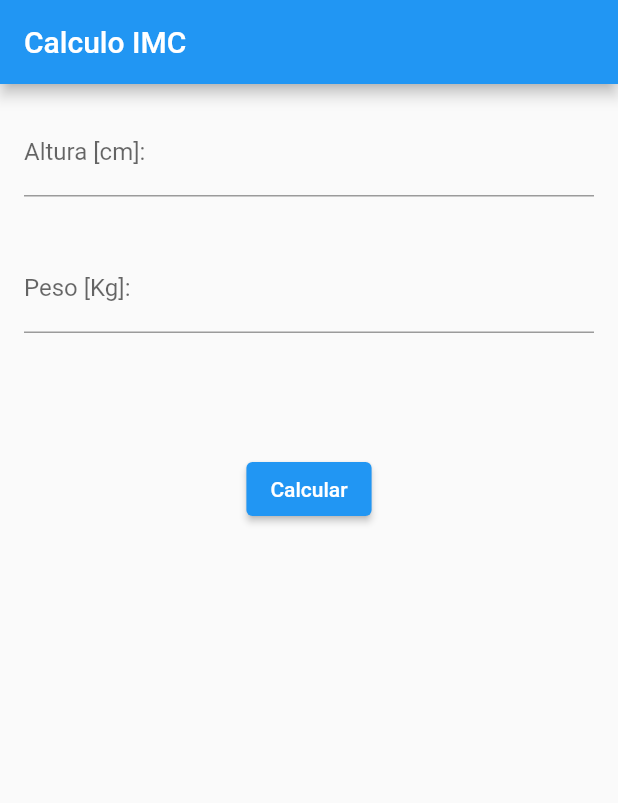
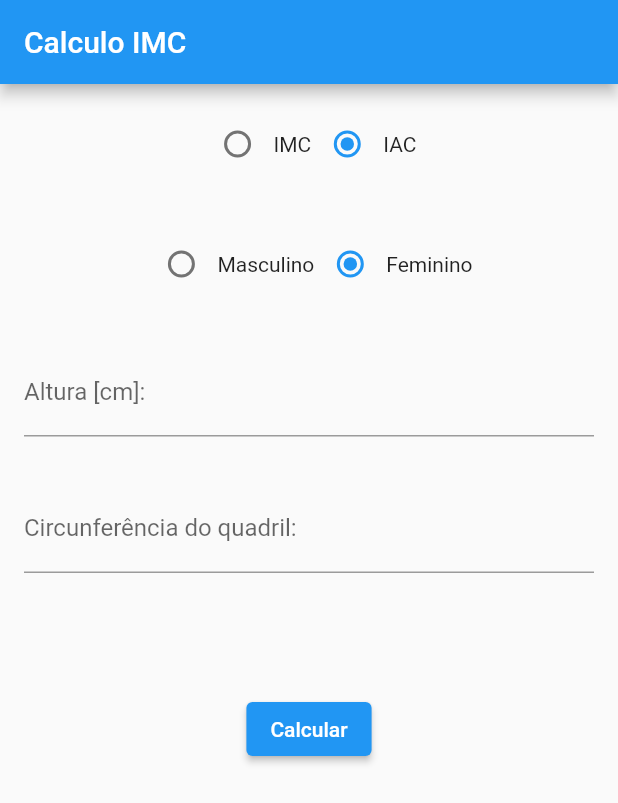
Before and after one commit to carloseduardo9959/AppIMC, a Flutter app: the screen it shows after launch, on a phone screen of 412 x 824 dp. Shown: the top 803 px of the screen. Run offline on Flutter 3.47's test engine with Material 2 defaults, Android fonts, the phone set to English and light mode, and no system bars.

Commit message:
IMC + IAC

```diff
--- a/lib/widgets/calculoIMC_widget.dart
+++ b/lib/widgets/calculoIMC_widget.dart
@@ -12,7 +12,26 @@ class _CalculoImcWidgetState extends State<CalculoImcWidget> {
 
   TextEditingController alturacontroller = TextEditingController();
   TextEditingController pesocontroller = TextEditingController();
+  TextEditingController circunferenciacontroller = TextEditingController();
   String _resultadoIMC;
+  String _resultadoIAC;
+
+  int _radioBtnValue = 1;
+  int _radioTypeValue = 1;
+
+  void _handleRadioBtnValChange(int value) {
+    setState(() {
+      _resultadoIAC = _resultadoIMC = null;
+      _radioBtnValue = value;
+    });
+  }
+
+  void _handleRadioTypeValChange(int value) {
+    setState(() {
+      _resultadoIAC = _resultadoIMC = null;
+      _radioTypeValue = value;
+    });
+  }
 
   void _calcularIMC() {
     double altura = double.parse(alturacontroller.text) / 100.0;
@@ -20,25 +39,83 @@ class _CalculoImcWidgetState extends State<CalculoImcWidget> {
     double imc = peso / pow(altura, 2);
 
     setState(() {
+      _resultadoIAC = null;
       _resultadoIMC = imc.toStringAsFixed(2) + "\n\n" + getClassificacao(imc);
     });
   }
 
+  void _calcularIAC() {
+    double altura = double.parse(alturacontroller.text) / 100;
+    double circunferencia = double.parse(circunferenciacontroller.text);
+    double iac = circunferencia / altura * sqrt(altura);
+
+    setState(() {
+      _resultadoIMC = null;
+      _resultadoIAC =
+          iac.toStringAsFixed(2) + "\n\n" + getClassificacaoIAC(iac);
+    });
+  }
+
+//Classificação IMC
   String getClassificacao(num imc) {
-    String strClassificacao;
+    String strclassificacao;
+
+    if (_radioBtnValue == 1) {
       if (imc < 18.6)
-      strClassificacao = " Abaixo do Peso";
+        strclassificacao = "Peso Abaixo Do Esperado";
       else if (imc < 25)
-      strClassificacao = "Peso ideal";
+        strclassificacao = "Peso ideal esperado";
       else if (imc < 30)
-      strClassificacao = "Levemente acima do peso";
+        strclassificacao = "Sobrepeso";
       else if (imc < 35)
-      strClassificacao = "Obesidade Grau I";
+        strclassificacao = "Obesidade grau I";
       else if (imc < 40)
-      strClassificacao = "Obesidade Grau III";
+        strclassificacao = "Obesidade grau II";
       else
-      strClassificacao = "Obesidade Grau III";
-    return strClassificacao;
+        strclassificacao = "Obesidade grau III";
+    } else {
+      if (imc < 20)
+        strclassificacao = "Peso Abaixo Do Esperado";
+      else if (imc < 24.9)
+        strclassificacao = "Peso ideal esperado";
+      else if (imc < 29.9)
+        strclassificacao = "Sobrepeso";
+      else if (imc < 39.9)
+        strclassificacao = "Obesidade grau I";
+      else if (imc < 43)
+        strclassificacao = "Obesidade grau II";
+      else
+        strclassificacao = "Obesidade grau III";
+    }
+
+    return strclassificacao;
+  }
+
+//Classificação IAC
+  String getClassificacaoIAC(num iac) {
+    String strclassificacao;
+
+    if (_radioBtnValue == 0) {
+      if (iac < 8)
+        strclassificacao = "Normal";
+      else if (iac < 20.9)
+        strclassificacao = "Na Media";
+      else if (iac < 25)
+        strclassificacao = "Sobrepeso";
+      else
+        strclassificacao = "Obesidade";
+    } else {
+      if (iac < 21)
+        strclassificacao = "Normal";
+      else if (iac < 32.9)
+        strclassificacao = "Na Media";
+      else if (iac < 38)
+        strclassificacao = "Sobrepeso";
+      else
+        strclassificacao = "Obesidade";
+    }
+
+    return strclassificacao;
   }
 
   @override
@@ -48,6 +125,46 @@ class _CalculoImcWidgetState extends State<CalculoImcWidget> {
       child: Container(
         child: Column(
           children: [
+            Container(
+              margin: EdgeInsets.all(16),
+              child: Row(
+                mainAxisAlignment: MainAxisAlignment.center,
+                children: [
+                  Radio(
+                    value: 0,
+                    groupValue: _radioTypeValue,
+                    onChanged: _handleRadioTypeValChange,
+                  ),
+                  new Text("IMC"),
+                  Radio(
+                    value: 1,
+                    groupValue: _radioTypeValue,
+                    onChanged: _handleRadioTypeValChange,
+                  ),
+                  new Text("IAC")
+                ],
+              ),
+            ),
+            Container(
+              margin: EdgeInsets.all(16),
+              child: Row(
+                mainAxisAlignment: MainAxisAlignment.center,
+                children: [
+                  Radio(
+                    value: 0,
+                    groupValue: _radioBtnValue,
+                    onChanged: _handleRadioBtnValChange,
+                  ),
+                  new Text("Masculino"),
+                  Radio(
+                    value: 1,
+                    groupValue: _radioBtnValue,
+                    onChanged: _handleRadioBtnValChange,
+                  ),
+                  new Text("Feminino")
+                ],
+              ),
+            ),
             Container(
               margin: EdgeInsets.all(16.0),
               child: TextFormField(
@@ -61,7 +178,8 @@ class _CalculoImcWidgetState extends State<CalculoImcWidget> {
                 ),
               ),
             ),
-            Container(
+            Visibility(
+              child: Container(
                 margin: EdgeInsets.all(16.0),
                 child: TextFormField(
                   keyboardType: TextInputType.number,
@@ -74,18 +192,42 @@ class _CalculoImcWidgetState extends State<CalculoImcWidget> {
                   ),
                 ),
               ),
+              visible: _radioTypeValue == 0,
+            ),
+            Visibility(
+              child: Container(
+                margin: EdgeInsets.all(16),
+                child: TextFormField(
+                  keyboardType: TextInputType.number,
+                  controller: circunferenciacontroller,
+                  validator: (value) {
+                    return value.isEmpty
+                        ? "Informe a circunferência do quadril"
+                        : null;
+                  },
+                  decoration:
+                      InputDecoration(labelText: "Circunferência do quadril:"),
+                ),
+              ),
+              visible: _radioTypeValue == 1,
+            ),
             Container(
               margin: EdgeInsets.all(16),
-              child: Text(
-                _resultadoIMC == null ? "" : "IMC: $_resultadoIMC",
-              ),
+              child: Text(_resultadoIMC == null
+                  ? _resultadoIAC == null
+                      ? ""
+                      : "IAC: $_resultadoIAC"
+                  : "IMC: $_resultadoIMC"),
             ),
             Container(
               margin: EdgeInsets.all(16),
               child: ElevatedButton(
                 onPressed: () {
                   if (_formkey.currentState.validate()) {
+                    if (_radioTypeValue == 0)
                       _calcularIMC();
+                    else
+                      _calcularIAC();
                   }
                 },
                 child: Text(
```
Lines whose indentation alone changed are shown as unchanged.
